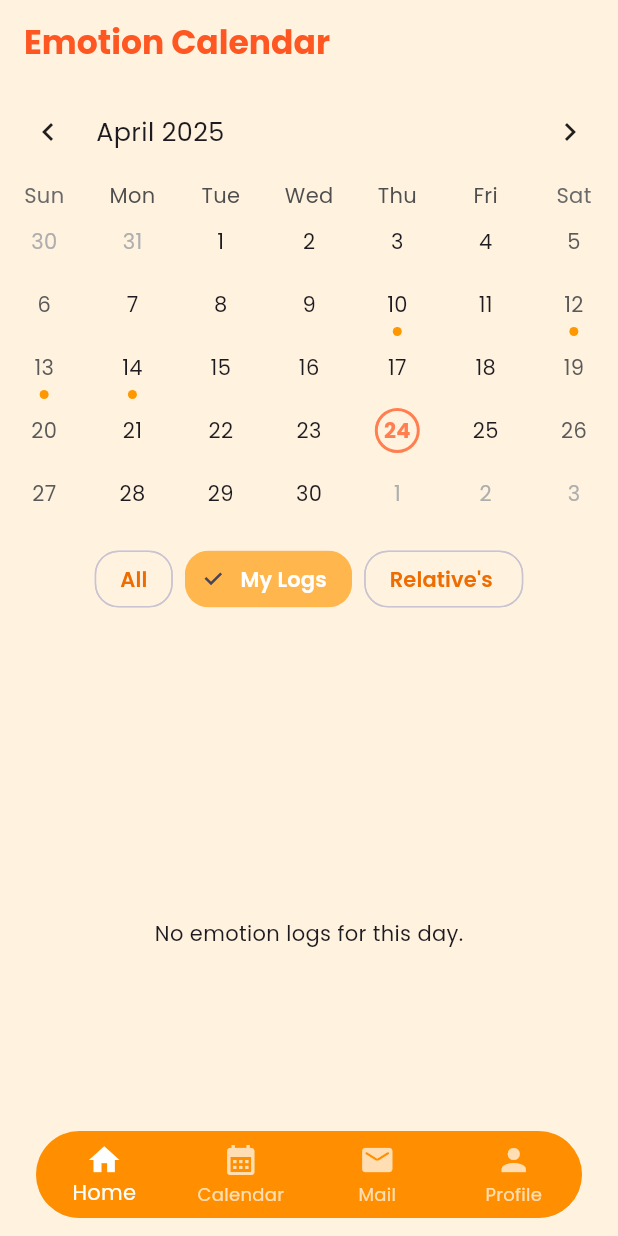
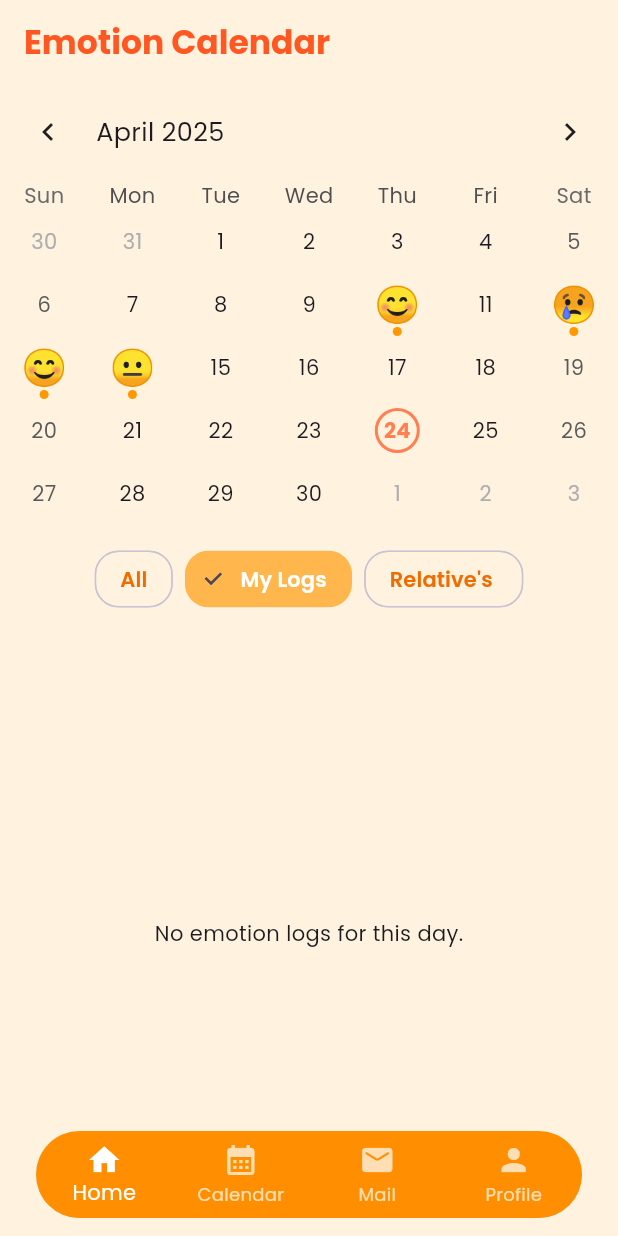
Before and after one commit to AndrewSebastianH/thesis-frontend, a Flutter app: the EmotionCalendarPage screen opened by its route, after a tap on "My Logs", on a phone screen of 412 x 824 dp. Run offline on Flutter 3.47's test engine with Material 3 defaults, Android fonts, the phone set to English and light mode, and no system bars; drawn by our look-alikes of skeletonizer, table_calendar; our stand-ins replace dio, flutter_dotenv, flutter_otp_text_field, go_router, google_fonts, shared_preferences; accounts and stored records are empty.

Commit message:
feat: emoji markers depending on emotion in calendarPage

```diff
--- a/thesis_frontend/lib/screens/main/calendar_page.dart
+++ b/thesis_frontend/lib/screens/main/calendar_page.dart
@@ -208,16 +208,44 @@ class _EmotionCalendarPageState extends State<EmotionCalendarPage> {
                 ),
               ),
               calendarBuilders: CalendarBuilders(
+                defaultBuilder: (context, date, _) {
+                  final logs = _getEventsForDay(date);
+
+                  // Only show emoji if there's exactly 1 event
+                  if (logs.length == 1 && _logFilter != 'All') {
+                    final log = logs.first;
+                    final emoji = switch (log.emotion) {
+                      'happy' => '😊',
+                      'neutral' => '😐',
+                      'sad' => '😢',
+                      _ => '',
+                    };
+
+                    return Center(
+                      child: Text(emoji, style: const TextStyle(fontSize: 24)),
+                    );
+                  }
+
+                  // Default day display
+                  return null;
+                },
                 markerBuilder: (context, date, events) {
-                  if (events.isEmpty) return const SizedBox();
+                  final logs = _getEventsForDay(date);
+
+                  // Hide marker if filter is not 'All' and there's only one log
+                  // if ((_logFilter != 'All' && logs.length == 1) || logs.isEmpty) {
+                  //   return const SizedBox.shrink();
+                  // }
+
                   return Row(
                     mainAxisAlignment: MainAxisAlignment.center,
                     children:
-                        events.map((e) {
+                        logs.map((e) {
                           final color =
                               e.userId == currentUser?.id
                                   ? Colors.orange
                                   : Colors.blue;
+
                           return Container(
                             width: 6,
                             height: 6,
```
